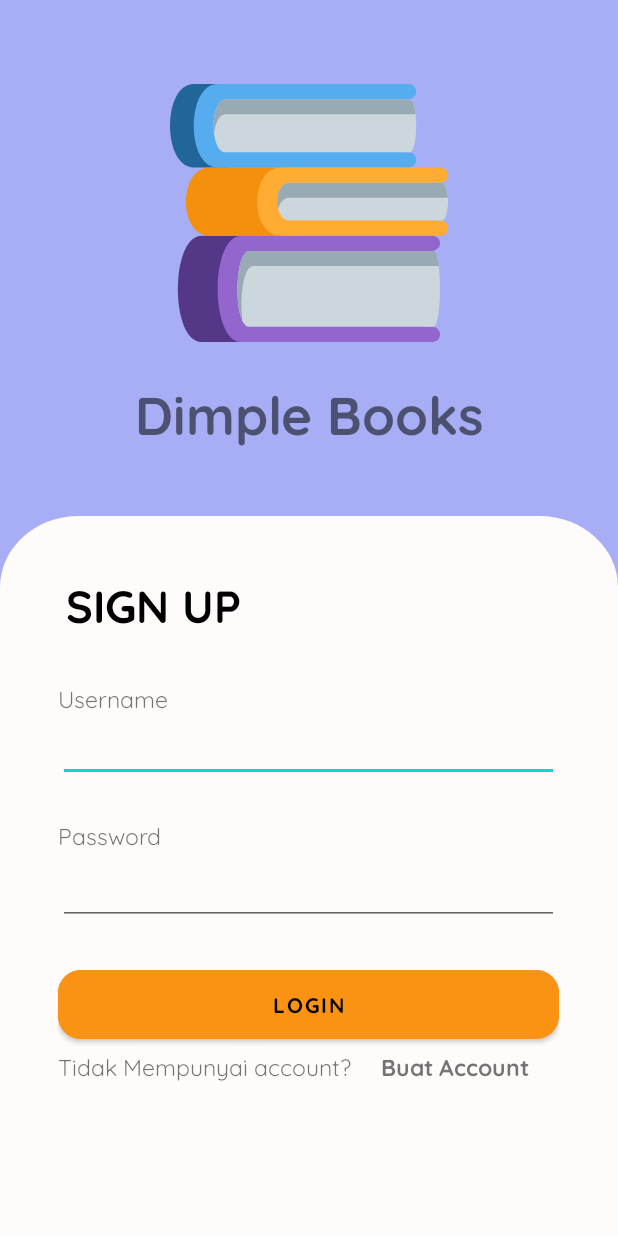
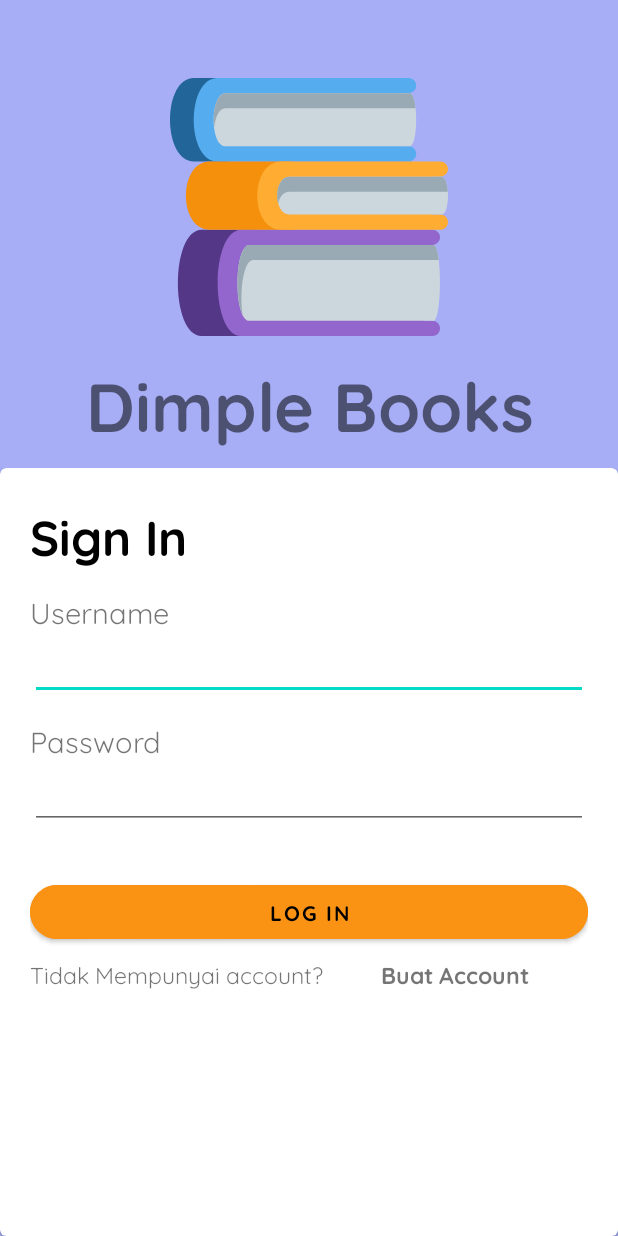
Before and after one commit to rrfito/Dimple-Books, an Android app: the screen it shows after launch (Login), on a phone screen of 412 x 824 dp. Run offline under Robolectric (Android 15) with nearby library versions, the phone set to English and light mode, and no system bars; our stand-ins replace sdp/ssp sizes.

Commit message:
error ntar diperbaiki

```diff
--- a/app/build.gradle.kts
+++ b/app/build.gradle.kts
@@ -1,6 +1,7 @@
 plugins {
     alias(libs.plugins.android.application)
     alias(libs.plugins.jetbrains.kotlin.android)
+
 }
 
 android {
@@ -37,8 +38,12 @@ buildFeatures{
     }
 }
 
+
 dependencies {
     //rounded material
+    implementation ("com.github.bumptech.glide:glide:4.16.0")
+    implementation ("com.squareup.retrofit2:retrofit:2.9.0")
+    implementation ("com.squareup.retrofit2:converter-gson:2.9.0")
     implementation ("com.intuit.sdp:sdp-android:1.0.6")
     implementation ("de.hdodenhof:circleimageview:3.1.0")
     implementation("com.google.android.material:material:<latest_version>")
--- a/app/src/main/java/com/example/dimplebooks/UI/Login.kt
+++ b/app/src/main/java/com/example/dimplebooks/UI/Login.kt
@@ -30,9 +30,9 @@ class Login : AppCompatActivity() {
             insets
         }
         window.navigationBarColor = ContextCompat.getColor(this, R.color.white)
-        val usernamee = findViewById<EditText>(R.id.InputUsernamee)
-        val passwordd = findViewById<EditText>(R.id.InputPasswordd)
-        val Loginn = findViewById<Button>(R.id.Loginn)
+        val usernamee = findViewById<EditText>(R.id.InputUsernameLogin)
+        val passwordd = findViewById<EditText>(R.id.InputPasswordLogin)
+        val Loginn = findViewById<Button>(R.id.loginButton)
 
         val buatAccount = findViewById<TextView>(R.id.buatAccount)
 
--- a/app/src/main/java/com/example/dimplebooks/UI/MainNavigasi.kt
+++ b/app/src/main/java/com/example/dimplebooks/UI/MainNavigasi.kt
@@ -11,7 +11,7 @@ import com.example.dimplebooks.R
 import com.example.dimplebooks.UI.fragment.Account
 import com.example.dimplebooks.UI.fragment.Library
 import com.example.dimplebooks.UI.fragment.History
-import com.example.dimplebooks.databinding.ActivityMainBinding
+
 import com.example.dimplebooks.databinding.ActivityMainNavigasiBinding
 import com.google.android.material.bottomnavigation.BottomNavigationView
 
--- a/app/src/main/java/com/example/dimplebooks/UI/Register.kt
+++ b/app/src/main/java/com/example/dimplebooks/UI/Register.kt
@@ -60,6 +60,7 @@ class Register : AppCompatActivity() {
 
                     val LoginBack = Intent(this, Login::class.java)
                     startActivity(LoginBack)
+                    finish()
                 } else {
 
                     Toast.makeText(
--- a/app/src/main/java/com/example/dimplebooks/UI/fragment/Account.kt
+++ b/app/src/main/java/com/example/dimplebooks/UI/fragment/Account.kt
@@ -43,7 +43,6 @@ class Account : Fragment() {
         savedInstanceState: Bundle?
     ): View? {
         val accountView = inflater.inflate(R.layout.fragment_account, container, false)
-
         //log out
         val logout = accountView.findViewById<Button>(R.id.logoutButton)
         val shared: SharedPreferences = requireContext().getSharedPreferences("userpref", Context.MODE_PRIVATE)
@@ -59,7 +58,7 @@ class Account : Fragment() {
                 Toast.makeText(requireContext(), "Logout berhasil!", Toast.LENGTH_SHORT).show()
                 dialog.dismiss()
                 val editorr = shared.edit()
-                editorr.putString("isLogin", null)
+                editorr.clear()
                 editorr.apply()
                 val logoutIntent = Intent(requireContext(),Login::class.java)
                 logoutIntent.setFlags(Intent.FLAG_ACTIVITY_NEW_TASK or Intent.FLAG_ACTIVITY_CLEAR_TASK)
@@ -77,6 +76,8 @@ class Account : Fragment() {
         aboutUsButton.setOnClickListener(){
             val aboutIntent = Intent(requireContext(),aboutUs::class.java)
             startActivity(aboutIntent)
+
+
 
 
         }
--- a/app/src/main/res/drawable/card_loginregis.xml
+++ b/app/src/main/res/drawable/card_loginregis.xml
@@ -1,9 +1,7 @@
-<vector xmlns:android="http://schemas.android.com/apk/res/android"
-    android:width="412dp"
-    android:height="480dp"
-    android:viewportWidth="393"
-    android:viewportHeight="505">
-    <path
-        android:fillColor="#FFFFFBFB"
-        android:pathData="M0 50C0 22.39 22.39 0 50 0h293c27.61 0 50 22.39 50 50v455H0V50Z"/>
-</vector>
+<shape xmlns:android="http://schemas.android.com/apk/res/android">
+    <corners android:topLeftRadius="16dp"
+        android:topRightRadius="16dp"
+        android:bottomLeftRadius="0dp"
+        android:bottomRightRadius="0dp"/>
+    <solid />
+</shape>
--- a/app/src/main/res/layout/activity_login.xml
+++ b/app/src/main/res/layout/activity_login.xml
@@ -9,15 +9,28 @@
     tools:context=".UI.Login">
 
     <LinearLayout
+        android:id="@+id/linearLayout3"
         android:layout_width="match_parent"
-        android:layout_height="match_parent"
-        android:orientation="vertical">
+        android:layout_height="wrap_content"
+
+        android:orientation="vertical"
+        app:layout_constraintEnd_toEndOf="parent"
+        app:layout_constraintHorizontal_bias="0.0"
+        app:layout_constraintStart_toStartOf="parent"
+        app:layout_constraintTop_toTopOf="parent">
+
+        <ImageView
+            android:id="@+id/backArrow"
+            android:layout_width="wrap_content"
+            android:layout_height="wrap_content"
+            android:padding="@dimen/_20sdp"
+             />
 
         <ImageView
             android:id="@+id/Logo"
             android:layout_width="match_parent"
             android:layout_height="wrap_content"
-            android:layout_marginTop="56dp"
+
             android:layout_gravity="center"
             app:srcCompat="@drawable/logoo" />
 
@@ -25,66 +38,66 @@
             android:id="@+id/NameLogo"
             android:layout_width="match_parent"
             android:layout_height="wrap_content"
+            android:fontFamily="@font/quicksandbold"
+
 
             android:gravity="center"
-            android:padding="20dp"
-            android:fontFamily="@font/quicksandbold"
+            android:padding="10dp"
             android:text="Dimple Books"
-            android:textSize="35dp"
+            android:textSize="@dimen/_35sdp"
             app:layout_constraintTop_toBottomOf="@+id/Logo" />
+    </LinearLayout>
 
-        <View
-            android:layout_width="0dp"
+    <androidx.constraintlayout.widget.ConstraintLayout
+        android:layout_width="match_parent"
         android:layout_height="0dp"
-            android:layout_weight="1"/>
+        app:layout_constraintBottom_toBottomOf="parent"
+        app:layout_constraintEnd_toEndOf="parent"
+        app:layout_constraintStart_toStartOf="parent"
+        app:layout_constraintTop_toBottomOf="@+id/linearLayout3">
 
-        <FrameLayout
-            android:layout_width="match_parent"
-            android:layout_height="wrap_content"  >
-
-            <ImageView
+        <com.google.android.material.card.MaterialCardView
             android:id="@+id/Card"
             android:layout_width="match_parent"
-                android:layout_height="wrap_content"
+            android:layout_height="match_parent"
             android:scaleType="fitCenter"
-                app:srcCompat="@drawable/card_loginregis" >
-
-
-
-
-            </ImageView>
+            app:layout_constraintBottom_toBottomOf="parent"
+            app:layout_constraintEnd_toEndOf="parent"
+            app:layout_constraintStart_toStartOf="parent"
+            app:layout_constraintTop_toTopOf="parent">
 
             <LinearLayout
-                android:layout_marginTop="20dp"
-                android:layout_width="wrap_content"
+                android:padding="20dp"
+                android:layout_width="match_parent"
                 android:layout_height="match_parent"
-                android:orientation="vertical"
                 android:layout_gravity="center"
-                >
+
+                android:orientation="vertical">
+
                 <TextView
                     android:layout_width="match_parent"
                     android:layout_height="wrap_content"
-                    android:text="SIGN UP"
                     android:fontFamily="@font/quicksandbold"
-                    android:textSize="30dp"
+
+                    android:text="Sign In"
                     android:textColor="@color/black"
-                    android:padding="5dp" />
+                    android:textSize="@dimen/_25sdp" />
 
                 <TextView
                     android:id="@+id/Username"
                     android:layout_width="wrap_content"
                     android:layout_height="wrap_content"
-                    android:layout_marginTop="24dp"
+                    android:layout_marginTop="@dimen/_10sdp"
                     android:fontFamily="@font/quicksandregular"
                     android:text="Username"
-                    android:textSize="15dp"
+                    android:textSize="@dimen/_15sdp"
                     app:layout_constraintEnd_toEndOf="parent"
                     app:layout_constraintHorizontal_bias="0.11"
                     app:layout_constraintStart_toStartOf="parent"
                     app:layout_constraintTop_toBottomOf="@+id/InputUsernamee" />
 
                 <EditText
-                    android:id="@+id/InputUsernamee"
+                    android:id="@+id/InputUsernameLogin"
                     android:layout_width="match_parent"
                     android:layout_height="wrap_content"
                     android:ems="10"
@@ -93,25 +106,24 @@
                     app:layout_constraintHorizontal_bias="0.194"
                     app:layout_constraintStart_toStartOf="parent"
                     app:layout_constraintTop_toBottomOf="@+id/username" />
+
                 <TextView
-                    android:id="@+id/Password"
                     android:layout_width="match_parent"
                     android:layout_height="wrap_content"
-                    android:layout_marginTop="24dp"
+                    android:layout_marginTop="@dimen/_10sdp"
                     android:fontFamily="@font/quicksandregular"
                     android:text="Password"
-                    android:textSize="15dp"
+                    android:textSize="@dimen/_15sdp"
                     app:layout_constraintEnd_toEndOf="parent"
                     app:layout_constraintHorizontal_bias="0.11"
                     app:layout_constraintStart_toStartOf="parent"
                     app:layout_constraintTop_toBottomOf="@+id/InputUsernamee" />
 
                 <EditText
-                    android:id="@+id/InputPasswordd"
+                    android:id="@+id/InputPasswordLogin"
                     android:layout_width="match_parent"
                     android:layout_height="wrap_content"
 
-                    android:layout_marginTop="4dp"
 
                     android:ems="10"
 
@@ -121,24 +133,26 @@
                     app:layout_constraintStart_toStartOf="parent"
                     app:layout_constraintTop_toBottomOf="@+id/Password" />
 
+
+
                 <com.google.android.material.button.MaterialButton
-                    android:id="@+id/Loginn"
-                    android:layout_width="334dp"
-                    android:layout_height="58dp"
-                    android:layout_marginTop="24dp"
+                    android:id="@+id/loginButton"
+                    android:layout_width="match_parent"
+                    android:layout_height="wrap_content"
+                    android:layout_marginTop="@dimen/_24sdp"
                     android:backgroundTint="@color/orange_white"
                     android:fontFamily="@font/quicksandbold"
-                    android:text="Login"
+                    android:text="Log in"
                     android:textColor="@color/black"
-                    app:cornerRadius="15dp"
+                    app:cornerRadius="@dimen/_15sdp"
                     app:layout_constraintBottom_toBottomOf="parent"
                     app:layout_constraintEnd_toEndOf="parent"
                     app:layout_constraintStart_toStartOf="parent"
                     app:layout_constraintTop_toBottomOf="@+id/InputPasswordd"
                     app:layout_constraintVertical_bias="0.168" />
 
-
                 <LinearLayout
+                    android:layout_marginTop="5dp"
                     android:layout_width="match_parent"
                     android:layout_height="wrap_content"
                     android:orientation="horizontal" >
@@ -166,17 +180,17 @@
 
                 </LinearLayout>
 
-
             </LinearLayout>
 
 
-
-        </FrameLayout>
+        </com.google.android.material.card.MaterialCardView>
 
 
 
 
-    </LinearLayout>
+
+
+
 
 
 
@@ -187,3 +201,6 @@
 
 
     </androidx.constraintlayout.widget.ConstraintLayout>
+
+
+</androidx.constraintlayout.widget.ConstraintLayout>
--- a/app/src/main/res/layout/fragment_library.xml
+++ b/app/src/main/res/layout/fragment_library.xml
@@ -4,6 +4,7 @@
     android:layout_width="match_parent"
     android:layout_height="match_parent"
     xmlns:app="http://schemas.android.com/apk/res-auto"
+    android:id="@+id/itemdetail"
     tools:context=".UI.fragment.Library">
 
     <ImageView
--- a/app/src/main/res/layout/item_book.xml
+++ b/app/src/main/res/layout/item_book.xml
@@ -3,6 +3,7 @@
     android:layout_width="match_parent"
     android:layout_height="wrap_content"
     xmlns:app="http://schemas.android.com/apk/res-auto"
+    android:id="@+id/itemLibrary"
     android:orientation="vertical"
 
 
@@ -14,7 +15,7 @@
         app:cardCornerRadius="10dp">
 
         <ImageView
-            android:id="@+id/image"
+            android:id="@+id/imagee"
             android:layout_width="match_parent"
             android:layout_height="match_parent"
             android:layout_gravity="center"
```
Also changed, not shown: app/src/main/java/com/example/dimplebooks/UI/adapters/bookAdapter.kt (+30 -8 lines), app/src/main/java/com/example/dimplebooks/UI/fragment/Library.kt (+58 -13 lines), app/src/main/java/com/example/dimplebooks/model/RecycleViewBook.kt (+102 -0 lines), app/src/main/java/com/example/dimplebooks/retrofit/bookApi.kt (added, +15 -0 lines), app/src/main/java/com/example/dimplebooks/retrofit/libraryService.kt (added, +16 -0 lines), app/src/main/res/layout/activity_register.xml (+38 -41 lines). Lines whose indentation alone changed are shown as unchanged.
